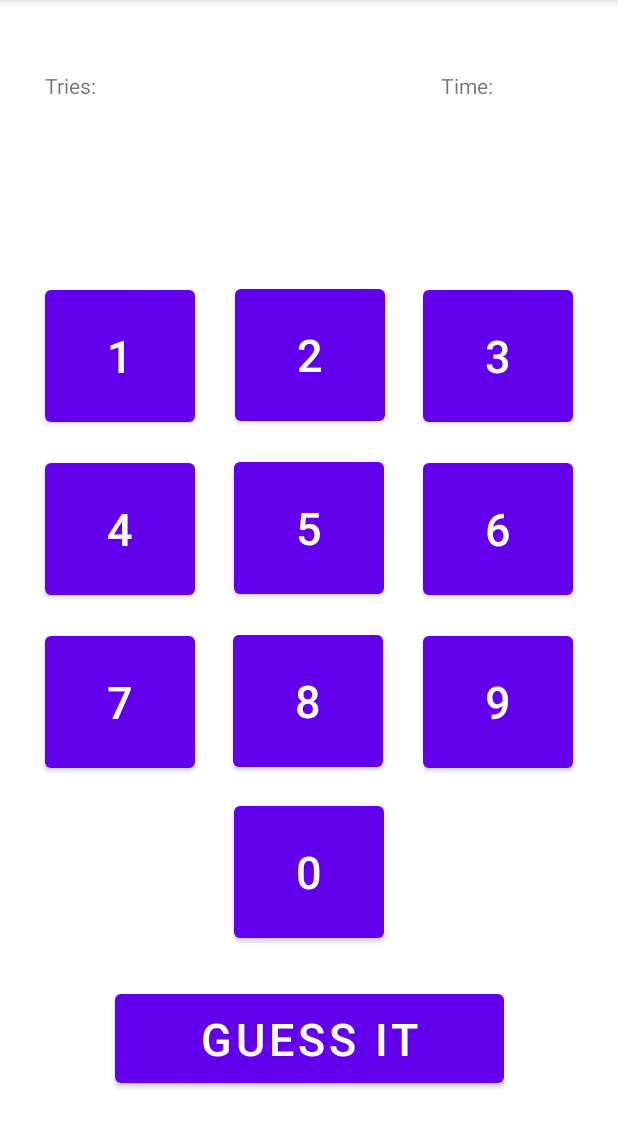
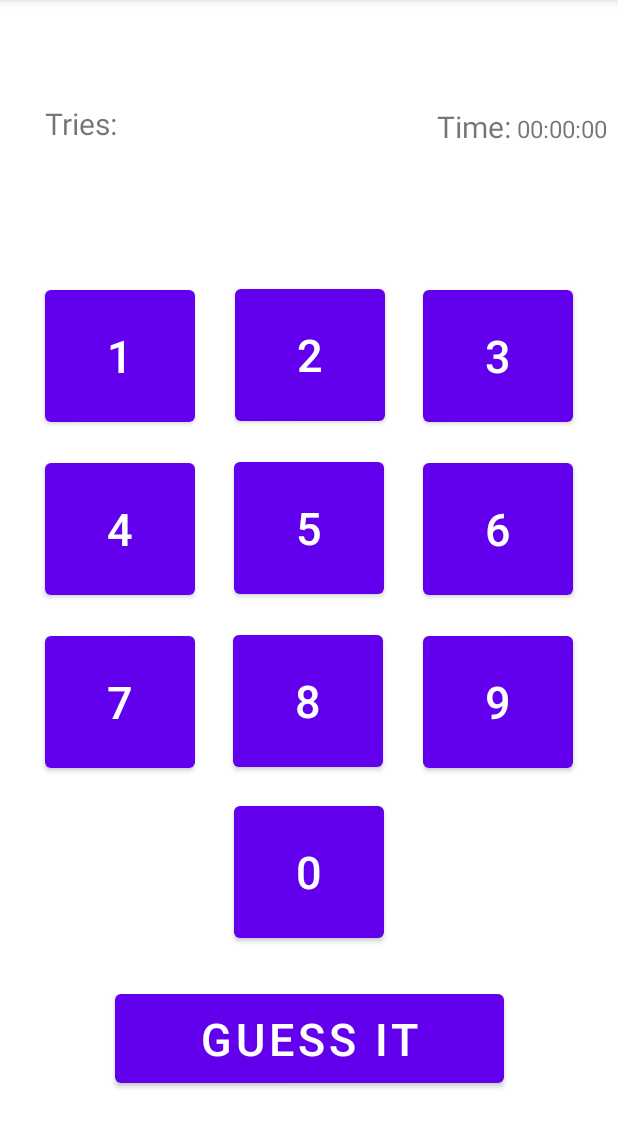
Before and after one commit to MereacreEugen01/Guess_My_Number, an Android app: the screen it shows after launch (Game_Activity), after a tap on "NORMAL", on a phone screen of 412 x 824 dp, the part 84-1232 px from its top. Run offline under Robolectric (Android 15) with nearby library versions, the phone set to English and light mode, and no system bars.

Commit message:
Inserimento della logica del gioco

```diff
--- a/app/src/main/java/com/example/guess_my_number/MainActivity.java
+++ b/app/src/main/java/com/example/guess_my_number/MainActivity.java
@@ -13,10 +13,33 @@ public class MainActivity extends AppCompatActivity {
         super.onCreate(savedInstanceState);
         setContentView(R.layout.activity_main);
     }
-    public void onClickGame(View arg0) {
+    public void onClickEasy(View arg0) {
         // definisco l'intenzione
         Intent game = new Intent(MainActivity.this,Game_Activity.class);
         // passo all'attivazione dell'activity Game_Activity.java
+        java.util.Random generator = new java.util.Random();
+        int number = generator.nextInt(101);
+        game.putExtra("number", number);
+        startActivity(game);
+    }
+
+    public void onClickNormal(View arg0) {
+        // definisco l'intenzione
+        Intent game = new Intent(MainActivity.this,Game_Activity.class);
+        // passo all'attivazione dell'activity Game_Activity.java
+        java.util.Random generator = new java.util.Random();
+        int number = generator.nextInt(1001);
+        game.putExtra("number", number);
+        startActivity(game);
+    }
+
+    public void onClickHard(View arg0) {
+        // definisco l'intenzione
+        Intent game = new Intent(MainActivity.this,Game_Activity.class);
+        // passo all'attivazione dell'activity Game_Activity.java
+        java.util.Random generator = new java.util.Random();
+        int number = generator.nextInt(10001);
+        game.putExtra("number", number);
         startActivity(game);
     }
 
--- a/app/src/main/res/layout/activity_game.xml
+++ b/app/src/main/res/layout/activity_game.xml
@@ -144,34 +144,35 @@
 
     <TextView
         android:id="@+id/GuessView"
-        android:layout_width="359dp"
-        android:layout_height="71dp"
-        android:layout_marginBottom="10dp"
-        android:text=""
+        android:layout_width="385dp"
+        android:layout_height="45dp"
         android:textAlignment="center"
-        android:textSize="20sp"
+        android:textAppearance="@style/TextAppearance.AppCompat.Display2"
+        android:textSize="34sp"
         app:layout_constraintBottom_toTopOf="@+id/Two_Button"
         app:layout_constraintEnd_toEndOf="parent"
         app:layout_constraintStart_toStartOf="parent" />
 
     <TextView
         android:id="@+id/TryView"
-        android:layout_width="51dp"
-        android:layout_height="21dp"
+        android:layout_width="49dp"
+        android:layout_height="36dp"
         android:layout_marginStart="30dp"
-        android:layout_marginTop="10dp"
+        android:layout_marginTop="32dp"
         android:text="Tries:"
+        android:textSize="20sp"
         app:layout_constraintBottom_toTopOf="@+id/GuessView"
         app:layout_constraintStart_toStartOf="parent"
         app:layout_constraintTop_toTopOf="parent" />
 
     <TextView
         android:id="@+id/TimeView"
-        android:layout_width="48dp"
-        android:layout_height="22dp"
-        android:layout_marginTop="11dp"
-        android:layout_marginEnd="70dp"
+        android:layout_width="53dp"
+        android:layout_height="26dp"
+        android:layout_marginTop="25dp"
+        android:layout_marginEnd="67dp"
         android:text="Time:"
+        android:textSize="20sp"
         app:layout_constraintBottom_toTopOf="@+id/GuessView"
         app:layout_constraintEnd_toEndOf="parent"
         app:layout_constraintTop_toTopOf="parent" />
@@ -180,8 +181,9 @@
         android:id="@+id/TriesCounter"
         android:layout_width="wrap_content"
         android:layout_height="wrap_content"
-        android:layout_marginStart="1dp"
-        android:layout_marginTop="10dp"
+        android:layout_marginStart="8dp"
+        android:layout_marginTop="25dp"
+        android:textSize="20sp"
         app:layout_constraintBottom_toTopOf="@+id/GuessView"
         app:layout_constraintStart_toEndOf="@+id/TryView"
         app:layout_constraintTop_toTopOf="parent" />
@@ -190,11 +192,33 @@
         android:id="@+id/TimeCounter"
         android:layout_width="wrap_content"
         android:layout_height="wrap_content"
-        android:layout_marginTop="11dp"
-        android:layout_marginEnd="10dp"
+        android:layout_marginTop="29dp"
+        android:layout_marginEnd="8dp"
+        android:text="00:00:00"
+        android:textSize="16sp"
         app:layout_constraintBottom_toTopOf="@+id/GuessView"
         app:layout_constraintEnd_toEndOf="parent"
         app:layout_constraintStart_toEndOf="@+id/TimeView"
         app:layout_constraintTop_toTopOf="parent" />
 
+    <TextView
+        android:id="@+id/MessageView"
+        android:layout_width="140dp"
+        android:layout_height="36dp"
+        android:layout_marginStart="90dp"
+        android:layout_marginTop="59dp"
+        android:layout_marginBottom="32dp"
+        android:textSize="24sp"
+        app:layout_constraintBottom_toTopOf="@+id/GuessView"
+        app:layout_constraintEnd_toStartOf="@+id/TimeView"
+        app:layout_constraintStart_toEndOf="@+id/TriesCounter"
+        app:layout_constraintTop_toTopOf="parent" />
+
+    <androidx.constraintlayout.widget.Guideline
+        android:id="@+id/guideline2"
+        android:layout_width="wrap_content"
+        android:layout_height="wrap_content"
+        android:orientation="horizontal"
+        app:layout_constraintGuide_begin="67dp" />
+
 </androidx.constraintlayout.widget.ConstraintLayout>
--- a/app/src/main/res/layout/activity_main.xml
+++ b/app/src/main/res/layout/activity_main.xml
@@ -30,7 +30,7 @@
         android:layout_marginTop="50dp"
         android:layout_marginEnd="8dp"
         android:layout_marginBottom="350dp"
-        android:onClick="onClickGame"
+        android:onClick="onClickEasy"
         android:text="Easy"
         app:layout_constraintBottom_toBottomOf="parent"
         app:layout_constraintEnd_toEndOf="parent"
@@ -45,7 +45,7 @@
         android:layout_marginStart="8dp"
         android:layout_marginTop="20dp"
         android:layout_marginEnd="8dp"
-        android:onClick="onClickGame"
+        android:onClick="onClickNormal"
         android:text="Normal"
         app:layout_constraintEnd_toEndOf="parent"
         app:layout_constraintStart_toStartOf="parent"
@@ -58,7 +58,7 @@
         android:layout_marginStart="8dp"
         android:layout_marginTop="20dp"
         android:layout_marginEnd="8dp"
-        android:onClick="onClickGame"
+        android:onClick="onClickHard"
         android:text="Hard"
         app:layout_constraintEnd_toEndOf="parent"
         app:layout_constraintStart_toStartOf="parent"
```
Also changed, not shown: app/src/main/java/com/example/guess_my_number/Game_Activity.java (+64 -2 lines).
